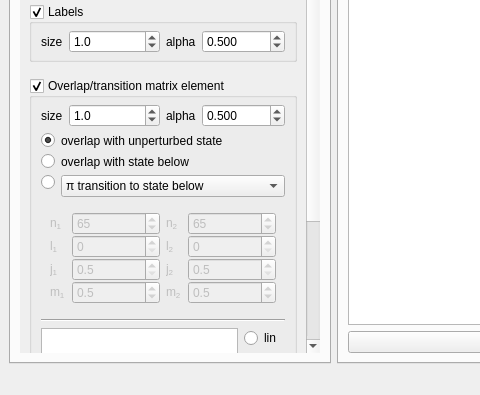
This is gui/plotter.ui in pairinteraction/pairinteraction as Qt 5 draws it before an edit; both pictures show x 0 to 480 and y 245 to 640 of the 960 by 640 pixel window. The edited form follows.
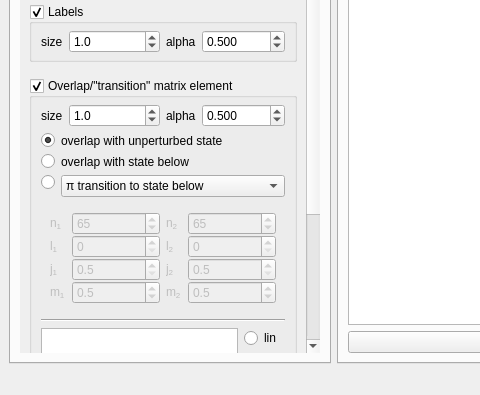
This is the edited form. The open tabs and pages were chosen to show the change. Custom widgets are drawn as their Qt base class.

What changed in the file:
```diff
--- a/gui/plotter.ui
+++ b/gui/plotter.ui
@@ -1783,7 +1783,7 @@
              <x>0</x>
              <y>0</y>
              <width>285</width>
-             <height>870</height>
+             <height>873</height>
             </rect>
            </property>
            <layout class="QVBoxLayout" name="verticalLayout_5">
@@ -2342,7 +2342,7 @@
                <bool>true</bool>
               </property>
               <property name="title">
-               <string>Overlap/transition matrix element</string>
+               <string>Overlap/&quot;transition&quot; matrix element</string>
               </property>
               <property name="flat">
                <bool>false</bool>
@@ -2989,6 +2989,9 @@
             </item>
             <item>
              <widget class="QGroupBox" name="groupBox">
+              <property name="title">
+               <string>Plot area</string>
+              </property>
               <property name="checkable">
                <bool>false</bool>
               </property>
```
